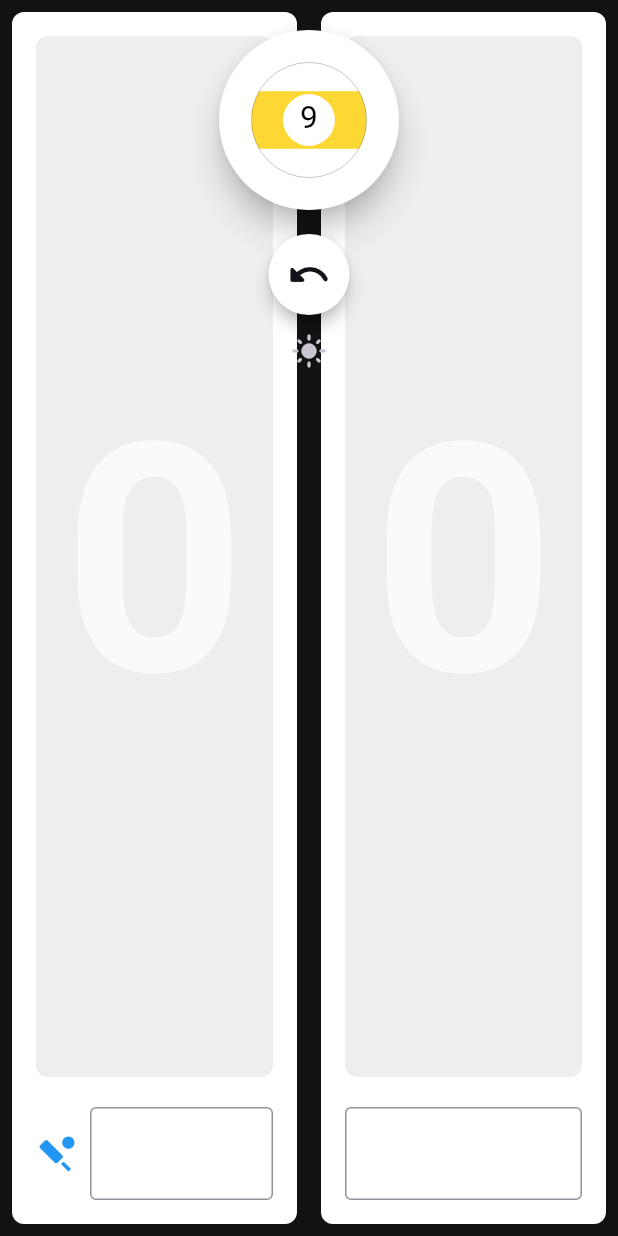
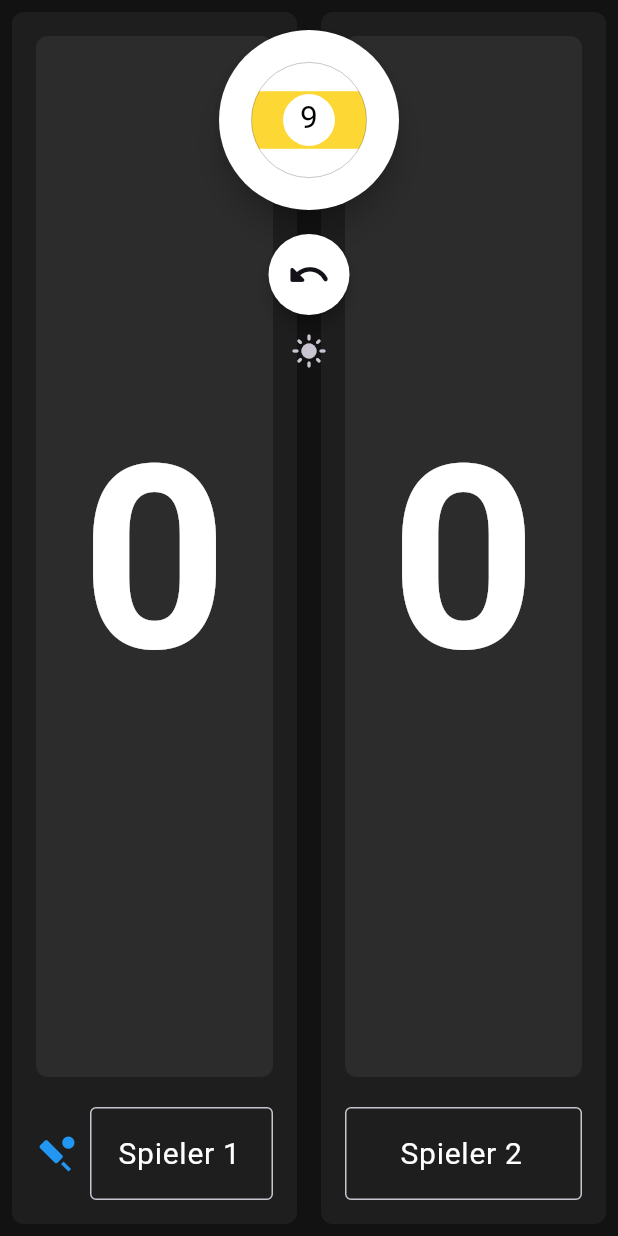
Before and after one commit to andyPetsch/club_score, a Flutter app: the screen it shows after launch, after a tap on the "dark mode" icon, on a phone screen of 412 x 824 dp. Run offline on Flutter 3.47's test engine with Material 3 defaults, Android fonts, the phone set to English and light mode, and no system bars; our stand-ins replace flutter_svg, shared_preferences.

Commit message:
improved colore pallette for dark mode

```diff
--- a/lib/theme/app_themes.dart
+++ b/lib/theme/app_themes.dart
@@ -2,39 +2,118 @@
 import 'package:flutter/material.dart';
 
 class AppThemes {
+  // Farben für Light Mode
+  static final Color lightBackground = Colors.grey[100]!;
+  static final Color lightSurface = Colors.white;
+  static final Color lightText = Colors.black87;
+  static final Color lightScoreBackground = Colors.grey[200]!;
+
+  // Farben für Dark Mode
+  static final Color darkBackground = Color(0xFF121212);
+  static final Color darkSurface = Color(0xFF1E1E1E);
+  static final Color darkText = Colors.white;
+  static final Color darkScoreBackground = Color(0xFF2C2C2C);
+
   static final ThemeData lightTheme = ThemeData(
     brightness: Brightness.light,
     primarySwatch: Colors.blue,
-    scaffoldBackgroundColor: Colors.grey[100],
+    scaffoldBackgroundColor: lightBackground,
     appBarTheme: AppBarTheme(
       backgroundColor: Colors.blue,
       foregroundColor: Colors.white,
     ),
+    inputDecorationTheme: InputDecorationTheme(
+      fillColor: lightSurface,
+      filled: true,
+    ),
     cardTheme: CardTheme(
-      color: Colors.white,
+      color: lightSurface,
       shadowColor: Colors.black26,
     ),
     textTheme: TextTheme(
-      bodyLarge: TextStyle(color: Colors.black87),
-      bodyMedium: TextStyle(color: Colors.black87),
+      bodyLarge: TextStyle(color: lightText),
+      bodyMedium: TextStyle(color: lightText),
     ),
+    extensions: [
+      BilliardsThemeExtension(
+        scoreBackgroundColor: lightScoreBackground,
+        playerCardColor: lightSurface,
+      ),
+    ],
   );
 
   static final ThemeData darkTheme = ThemeData(
     brightness: Brightness.dark,
     primarySwatch: Colors.blue,
-    scaffoldBackgroundColor: Color(0xFF121212),
+    scaffoldBackgroundColor: darkBackground,
     appBarTheme: AppBarTheme(
-      backgroundColor: Color(0xFF1E1E1E),
-      foregroundColor: Colors.white,
+      backgroundColor: darkSurface,
+      foregroundColor: darkText,
+    ),
+    inputDecorationTheme: InputDecorationTheme(
+      fillColor: darkSurface,
+      filled: true,
+      border: OutlineInputBorder(
+        borderSide: BorderSide(color: Colors.grey[700]!),
+      ),
     ),
     cardTheme: CardTheme(
-      color: Color(0xFF252525),
+      color: darkSurface,
       shadowColor: Colors.black54,
     ),
     textTheme: TextTheme(
-      bodyLarge: TextStyle(color: Colors.white),
-      bodyMedium: TextStyle(color: Colors.white70),
+      bodyLarge: TextStyle(color: darkText),
+      bodyMedium: TextStyle(color: Colors.grey[300]!),
     ),
+    extensions: [
+      BilliardsThemeExtension(
+        scoreBackgroundColor: darkScoreBackground,
+        playerCardColor: darkSurface,
+      ),
+    ],
   );
 }
+
+// Erweiterung für billiard-spezifische Theme-Werte
+class BilliardsThemeExtension extends ThemeExtension<BilliardsThemeExtension> {
+  final Color scoreBackgroundColor;
+  final Color playerCardColor;
+
+  BilliardsThemeExtension({
+    required this.scoreBackgroundColor,
+    required this.playerCardColor,
+  });
+
+  @override
+  ThemeExtension<BilliardsThemeExtension> copyWith({
+    Color? scoreBackgroundColor,
+    Color? playerCardColor,
+  }) {
+    return BilliardsThemeExtension(
+      scoreBackgroundColor: scoreBackgroundColor ?? this.scoreBackgroundColor,
+      playerCardColor: playerCardColor ?? this.playerCardColor,
+    );
+  }
+
+  @override
+  ThemeExtension<BilliardsThemeExtension> lerp(
+    ThemeExtension<BilliardsThemeExtension>? other,
+    double t,
+  ) {
+    if (other is! BilliardsThemeExtension) {
+      return this;
+    }
+    return BilliardsThemeExtension(
+      scoreBackgroundColor: Color.lerp(
+        scoreBackgroundColor,
+        other.scoreBackgroundColor,
+        t,
+      )!,
+      playerCardColor: Color.lerp(
+        playerCardColor,
+        other.playerCardColor,
+        t,
+      )!,
+    );
+  }
+}
--- a/lib/widgets/score_display.dart
+++ b/lib/widgets/score_display.dart
@@ -2,6 +2,7 @@
 import 'package:flutter/material.dart';
 import 'package:provider/provider.dart';
 import '../controllers/game_controller.dart';
+import '../theme/app_themes.dart';
 
 class ScoreDisplay extends StatelessWidget {
   final int playerIndex;
@@ -22,6 +23,11 @@ class ScoreDisplay extends StatelessWidget {
     final int displayedScore = state.scores[playerIndex];
     final String playerName = state.playerNames[playerIndex];
 
+    // Benutzerdefinierte Theme-Erweiterung abrufen
+    final themeExt = Theme.of(context).extension<BilliardsThemeExtension>();
+    final scoreBackground = themeExt?.scoreBackgroundColor ?? Colors.grey[200]!;
+    final cardBackground = themeExt?.playerCardColor ?? Colors.white;
+
     return Expanded(
       child: GestureDetector(
         onTap: () => gameController.handleAction({
@@ -30,10 +36,10 @@ class ScoreDisplay extends StatelessWidget {
         }),
         child: Container(
           decoration: BoxDecoration(
-            color: Colors.white,
+            color: cardBackground,
             border: (isActive && state.gameType == '141')
                 ? Border.all(color: Colors.blue, width: 3.0)
-                : null, // Kein Rahmen wenn inaktiv
+                : null,
             borderRadius: BorderRadius.circular(8),
           ),
           padding: const EdgeInsets.all(16),
@@ -47,19 +53,26 @@ class ScoreDisplay extends StatelessWidget {
                   padding:
                       const EdgeInsets.symmetric(vertical: 24, horizontal: 16),
                   decoration: BoxDecoration(
-                    color: Colors.grey.shade200,
+                    color: scoreBackground,
                     borderRadius: BorderRadius.circular(8),
                   ),
                   child: Center(
                     child: LayoutBuilder(
                       builder: (context, constraints) {
                         return Container(
-                          height: constraints.maxHeight * 0.9,
+                          height: constraints.maxHeight *
+                              0.7, // 70% der verfügbaren Höhe
+                          width: constraints.maxWidth *
+                              0.8, // 80% der verfügbaren Breite
                           child: FittedBox(
                             fit: BoxFit.contain,
                             child: Text(
                               '$displayedScore',
-                              style: const TextStyle(
+                              style: TextStyle(
+                                color: Theme.of(context)
+                                    .textTheme
+                                    .bodyLarge
+                                    ?.color,
                                 fontWeight: FontWeight.bold,
                               ),
                             ),
@@ -81,23 +94,24 @@ class ScoreDisplay extends StatelessWidget {
                     Padding(
                       padding: const EdgeInsets.only(right: 8.0),
                       child: Icon(Icons.sports_cricket,
-                          color: Colors.blue,
-                          size: 28), // Größeres Icon für bessere Sichtbarkeit
+                          color: Colors.blue, size: 28),
                     ),
                   Expanded(
                     child: TextField(
                       textAlign: TextAlign.center,
-                      style: const TextStyle(
-                        fontSize: 20, // Größere Schrift für bessere Lesbarkeit
+                      style: TextStyle(
+                        fontSize: 20,
+                        color: Theme.of(context).textTheme.bodyLarge?.color,
                       ),
                       decoration: InputDecoration(
                         hintText: 'Spieler ${playerIndex + 1}',
-                        hintStyle: const TextStyle(fontSize: 20),
+                        hintStyle: TextStyle(
+                          fontSize: 20,
+                          color: Theme.of(context).hintColor,
+                        ),
                         border: const OutlineInputBorder(),
                         contentPadding: const EdgeInsets.symmetric(
-                            vertical: 16,
-                            horizontal:
-                                12), // Mehr Platz für bessere Touch-Ziele
+                            vertical: 16, horizontal: 12),
                       ),
                       controller: TextEditingController(text: playerName),
                       onChanged: (value) => gameController.handleAction({
```
